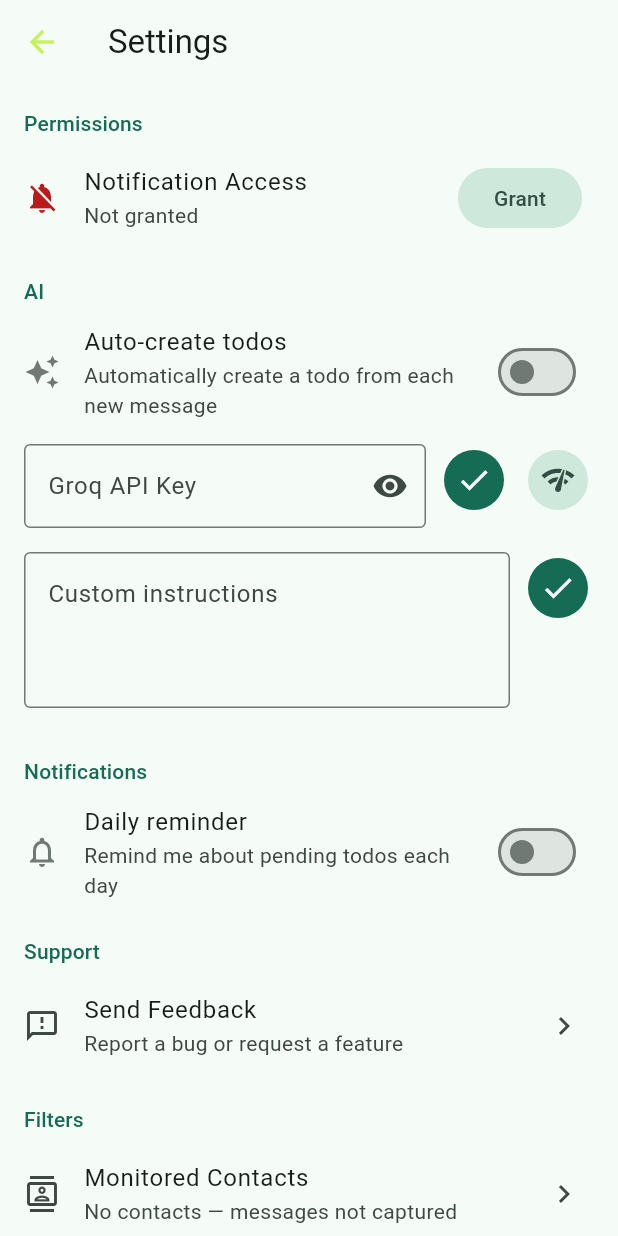
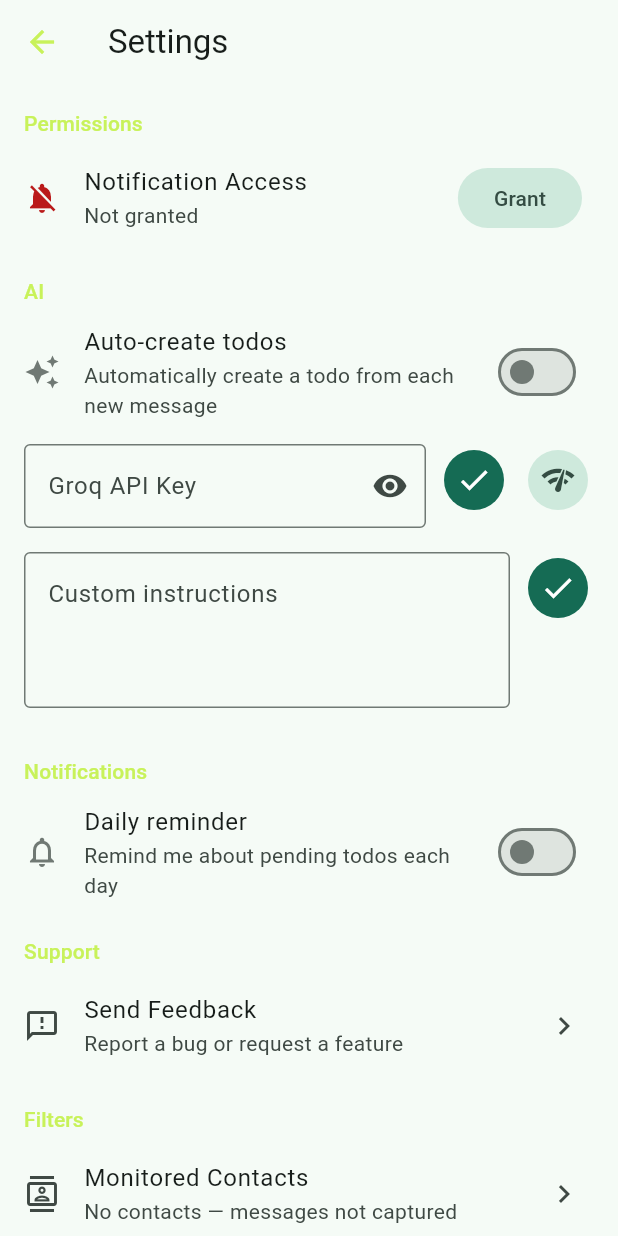
Before and after one commit to specialdoom/waitwhat, a Flutter app: the SettingsScreen screen opened directly, on a phone screen of 412 x 824 dp. Run offline on Flutter 3.47's test engine with Material 3 defaults, Android fonts, the phone set to English and light mode, and no system bars; our stand-ins replace drift, drift_flutter, shared_preferences; missing offline and left inert: home_widget, notification_listener_service; accounts and stored records are empty; generated files the repository leaves out were written again.

Commit message:
feat: extract brand colors to theme.dart and apply kBrandGreen across the app
Moves kBrandGreen and kBrandDark into lib/theme.dart. Replaces
colorScheme.primary with kBrandGreen for active icons and section
headers in settings, messages, and permission screens.

Co-Authored-By: Claude Sonnet 4.6 <noreply@anthropic.com>

```diff
--- a/lib/main.dart
+++ b/lib/main.dart
@@ -1,7 +1,6 @@
 import 'package:flutter/material.dart';
 import 'screens/splash_screen.dart';
-
-const kBrandGreen = Color(0xFFC8F25A);
+import 'theme.dart';
 
 void main() {
   WidgetsFlutterBinding.ensureInitialized();
--- a/lib/screens/messages_screen.dart
+++ b/lib/screens/messages_screen.dart
@@ -1,4 +1,5 @@
 import 'package:flutter/material.dart';
+import '../theme.dart';
 import '../database/app_database.dart';
 import '../services/database_service.dart';
 import '../widgets/create_todo_sheet.dart';
@@ -74,7 +75,7 @@ class _MessageItem extends StatelessWidget {
       trailing: message.isConvertedToTodo
           ? Icon(
               Icons.check_circle,
-              color: Theme.of(context).colorScheme.primary,
+              color: kBrandGreen,
               size: 18,
             )
           : null,
--- a/lib/screens/permission_screen.dart
+++ b/lib/screens/permission_screen.dart
@@ -1,4 +1,5 @@
 import 'package:flutter/material.dart';
+import '../theme.dart';
 import '../services/notification_service.dart';
 
 class PermissionScreen extends StatefulWidget {
@@ -54,7 +55,7 @@ class _PermissionScreenState extends State<PermissionScreen>
               Icon(
                 Icons.notifications_off_outlined,
                 size: 72,
-                color: Theme.of(context).colorScheme.primary,
+                color: kBrandGreen,
               ),
               const SizedBox(height: 24),
               Text(
--- a/lib/screens/settings_screen.dart
+++ b/lib/screens/settings_screen.dart
@@ -1,4 +1,5 @@
 import 'package:flutter/material.dart';
+import '../theme.dart';
 import '../services/ai_service.dart';
 import '../services/database_service.dart';
 import '../services/notification_service.dart';
@@ -179,7 +180,7 @@ class _SettingsScreenState extends State<SettingsScreen>
                   ? Icons.notifications_active
                   : Icons.notifications_off,
               color: _permissionGranted
-                  ? Theme.of(context).colorScheme.primary
+                  ? kBrandGreen
                   : Theme.of(context).colorScheme.error,
             ),
             title: const Text('Notification Access'),
@@ -196,7 +197,7 @@ class _SettingsScreenState extends State<SettingsScreen>
               secondary: Icon(
                 _listening ? Icons.hearing : Icons.hearing_disabled,
                 color: _listening
-                    ? Theme.of(context).colorScheme.primary
+                    ? kBrandGreen
                     : Theme.of(context).colorScheme.outline,
               ),
               title: const Text('Listen for Messages'),
@@ -211,7 +212,7 @@ class _SettingsScreenState extends State<SettingsScreen>
             secondary: Icon(
               Icons.auto_awesome,
               color: _autoCreateTodos
-                  ? Theme.of(context).colorScheme.primary
+                  ? kBrandGreen
                   : Theme.of(context).colorScheme.outline,
             ),
             title: const Text('Auto-create todos'),
@@ -301,7 +302,7 @@ class _SettingsScreenState extends State<SettingsScreen>
             secondary: Icon(
               Icons.notifications_outlined,
               color: _dailyReminderEnabled
-                  ? Theme.of(context).colorScheme.primary
+                  ? kBrandGreen
                   : Theme.of(context).colorScheme.outline,
             ),
             title: const Text('Daily reminder'),
@@ -368,7 +369,7 @@ class _SectionHeader extends StatelessWidget {
       child: Text(
         title,
         style: Theme.of(context).textTheme.labelLarge?.copyWith(
-              color: Theme.of(context).colorScheme.primary,
+              color: kBrandGreen,
             ),
       ),
     );
--- a/lib/screens/splash_screen.dart
+++ b/lib/screens/splash_screen.dart
@@ -1,7 +1,7 @@
 import 'package:flutter/material.dart';
 import 'home_screen.dart';
 import 'permission_screen.dart';
-import '../main.dart';
+import '../theme.dart';
 import '../services/app_init_service.dart';
 
 class SplashScreen extends StatefulWidget {
@@ -162,8 +162,8 @@ class _LogoPainter extends CustomPainter {
     required this.dot,
   });
 
-  static const _bg = Color(0xFFC8F25A);
-  static const _fg = Color(0xFF0F3D2E);
+  static const _bg = kBrandGreen;
+  static const _fg = kBrandDark;
 
   // Original SVG viewBox is 432×432; we scale to whatever size is painted.
   static const _svgSize = 432.0;
--- /dev/null
+++ b/lib/theme.dart
@@ -0,0 +1,4 @@
+import 'package:flutter/material.dart';
+
+const kBrandGreen = Color(0xFFC8F25A);
+const kBrandDark = Color(0xFF0F3D2E);
```
